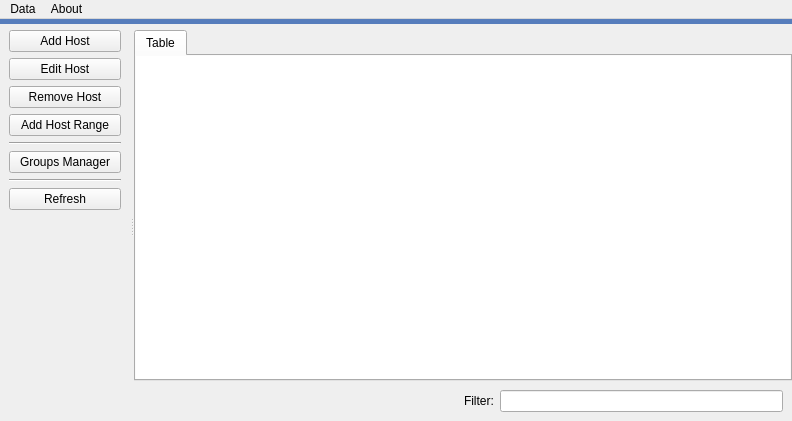
c3pw/c3networks, file gui/MainWindow.ui: the form before one commit.
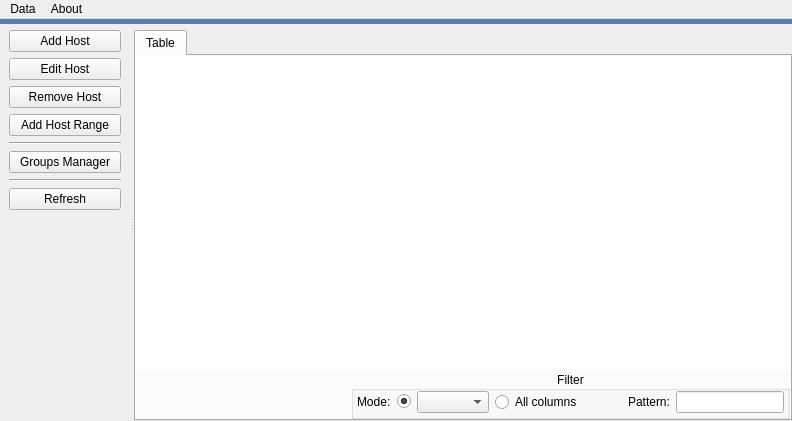
The form after the commit.

Commit message: Old filter methos has been restored. There are both filter methods available.

The edit to the form file:
```diff
--- a/gui/MainWindow.ui
+++ b/gui/MainWindow.ui
@@ -326,10 +326,6 @@
               </attribute>
              </widget>
             </item>
-           </layout>
-          </widget>
-         </widget>
-        </item>
         <item>
          <widget class="QWidget" name="widget_3" native="true">
           <property name="palette">
@@ -340,6 +336,21 @@
            </palette>
           </property>
           <layout class="QHBoxLayout" name="horizontalLayout">
+               <property name="spacing">
+                <number>0</number>
+               </property>
+               <property name="leftMargin">
+                <number>0</number>
+               </property>
+               <property name="topMargin">
+                <number>0</number>
+               </property>
+               <property name="rightMargin">
+                <number>0</number>
+               </property>
+               <property name="bottomMargin">
+                <number>0</number>
+               </property>
            <item>
             <spacer name="horizontalSpacer">
              <property name="orientation">
@@ -354,16 +365,122 @@
             </spacer>
            </item>
            <item>
+                <widget class="QGroupBox" name="groupBox">
+                 <property name="title">
+                  <string>Filter</string>
+                 </property>
+                 <property name="alignment">
+                  <set>Qt::AlignCenter</set>
+                 </property>
+                 <property name="flat">
+                  <bool>false</bool>
+                 </property>
+                 <layout class="QHBoxLayout" name="horizontalLayout_2">
+                  <property name="spacing">
+                   <number>6</number>
+                  </property>
+                  <property name="leftMargin">
+                   <number>3</number>
+                  </property>
+                  <property name="topMargin">
+                   <number>0</number>
+                  </property>
+                  <property name="rightMargin">
+                   <number>3</number>
+                  </property>
+                  <property name="bottomMargin">
+                   <number>3</number>
+                  </property>
+                  <item>
             <widget class="QLabel" name="label">
              <property name="text">
-              <string>Filter:</string>
+                     <string>Mode:</string>
              </property>
             </widget>
            </item>
            <item>
-            <widget class="QLineEdit" name="ifTableFilterEdit"/>
-           </item>
-          </layout>
+                   <widget class="QRadioButton" name="radioButton">
+                    <property name="text">
+                     <string/>
+                    </property>
+                    <property name="checked">
+                     <bool>true</bool>
+                    </property>
+                    <attribute name="buttonGroup">
+                     <string notr="true">buttonGroup</string>
+                    </attribute>
+                   </widget>
+                  </item>
+                  <item>
+                   <widget class="QComboBox" name="ifTableFilterBox">
+                    <property name="sizePolicy">
+                     <sizepolicy hsizetype="Preferred" vsizetype="Preferred">
+                      <horstretch>0</horstretch>
+                      <verstretch>0</verstretch>
+                     </sizepolicy>
+                    </property>
+                   </widget>
+                  </item>
+                  <item>
+                   <widget class="QRadioButton" name="ifTableFilterModeButton">
+                    <property name="sizePolicy">
+                     <sizepolicy hsizetype="Preferred" vsizetype="Preferred">
+                      <horstretch>0</horstretch>
+                      <verstretch>0</verstretch>
+                     </sizepolicy>
+                    </property>
+                    <property name="text">
+                     <string>All columns</string>
+                    </property>
+                    <property name="checkable">
+                     <bool>true</bool>
+                    </property>
+                    <attribute name="buttonGroup">
+                     <string notr="true">buttonGroup</string>
+                    </attribute>
+                   </widget>
+                  </item>
+                  <item>
+                   <spacer name="horizontalSpacer_2">
+                    <property name="orientation">
+                     <enum>Qt::Horizontal</enum>
+                    </property>
+                    <property name="sizeType">
+                     <enum>QSizePolicy::Minimum</enum>
+                    </property>
+                    <property name="sizeHint" stdset="0">
+                     <size>
+                      <width>40</width>
+                      <height>20</height>
+                     </size>
+                    </property>
+                   </spacer>
+                  </item>
+                  <item>
+                   <widget class="QLabel" name="label_2">
+                    <property name="text">
+                     <string>Pattern:</string>
+                    </property>
+                   </widget>
+                  </item>
+                  <item>
+                   <widget class="QLineEdit" name="ifTableFilterEdit">
+                    <property name="sizePolicy">
+                     <sizepolicy hsizetype="MinimumExpanding" vsizetype="Preferred">
+                      <horstretch>0</horstretch>
+                      <verstretch>0</verstretch>
+                     </sizepolicy>
+                    </property>
+                   </widget>
+                  </item>
+                 </layout>
+                </widget>
+               </item>
+              </layout>
+             </widget>
+            </item>
+           </layout>
+          </widget>
          </widget>
         </item>
        </layout>
```
Left out of the diff: 3 changed lines with no effect on the pictures. Lines whose indentation alone changed are shown as unchanged. The commit also changes 6 other files.
